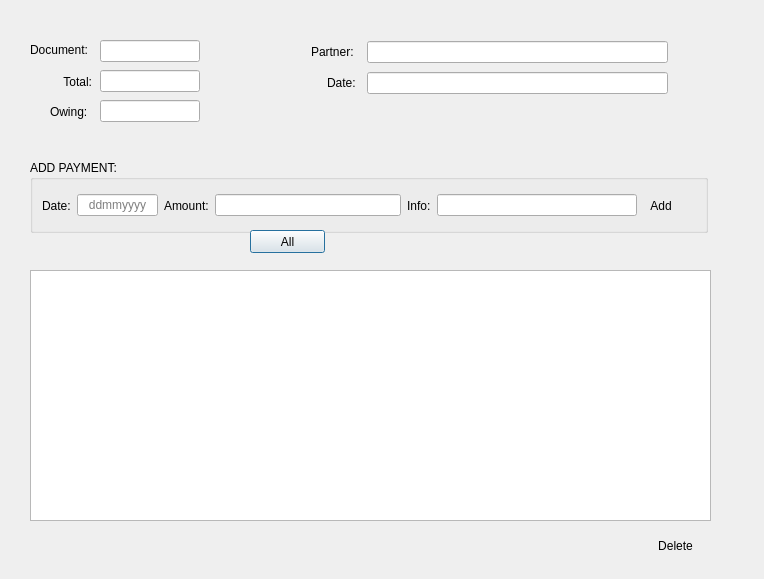
First picture: the form in uis/payments_form.ui, repository andrei219/euromedia, before the edit.
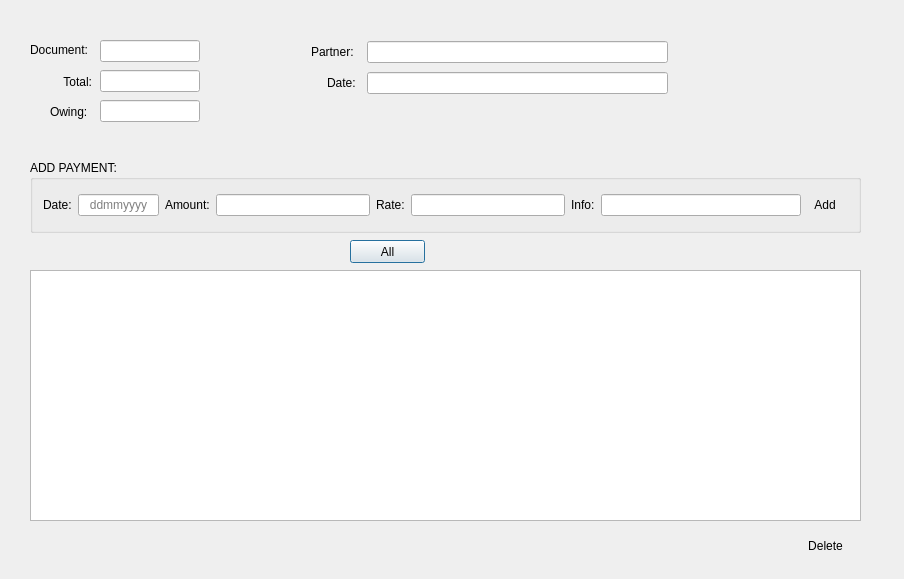
Second picture: the form after the edit. Icons and pictures are not drawn.

Commit message: add rate column

Diff of the .ui file:
```diff
--- a/uis/payments_form.ui
+++ b/uis/payments_form.ui
@@ -6,7 +6,7 @@
    <rect>
     <x>0</x>
     <y>0</y>
-    <width>764</width>
+    <width>904</width>
     <height>579</height>
    </rect>
   </property>
@@ -31,7 +31,7 @@
     <rect>
      <x>30</x>
      <y>270</y>
-     <width>681</width>
+     <width>831</width>
      <height>251</height>
     </rect>
    </property>
@@ -39,7 +39,7 @@
   <widget class="QToolButton" name="delete_payment_tool_button">
    <property name="geometry">
     <rect>
-     <x>640</x>
+     <x>790</x>
      <y>530</y>
      <width>71</width>
      <height>31</height>
@@ -70,20 +70,20 @@
     <rect>
      <x>30</x>
      <y>160</y>
-     <width>678</width>
+     <width>831</width>
      <height>73</height>
     </rect>
    </property>
    <property name="title">
     <string>ADD PAYMENT:</string>
    </property>
-   <widget class="QWidget" name="layoutWidget">
+   <widget class="QWidget" name="">
     <property name="geometry">
      <rect>
-      <x>12</x>
-      <y>28</y>
-      <width>637</width>
-      <height>35</height>
+      <x>13</x>
+      <y>29</y>
+      <width>800</width>
+      <height>32</height>
      </rect>
     </property>
     <layout class="QHBoxLayout" name="horizontalLayout_2">
@@ -130,6 +130,16 @@
        </property>
       </widget>
      </item>
+     <item>
+      <widget class="QLabel" name="label_8">
+       <property name="text">
+        <string>Rate:</string>
+       </property>
+      </widget>
+     </item>
+     <item>
+      <widget class="QLineEdit" name="rate"/>
+     </item>
      <item>
       <widget class="QLabel" name="label_7">
        <property name="text">
@@ -429,8 +439,8 @@
   <widget class="QPushButton" name="all">
    <property name="geometry">
     <rect>
-     <x>250</x>
-     <y>230</y>
+     <x>350</x>
+     <y>240</y>
      <width>75</width>
      <height>23</height>
     </rect>
```
Left out of the diff: 4 changed lines with no effect on the pictures. The commit also changes 12 other files.
